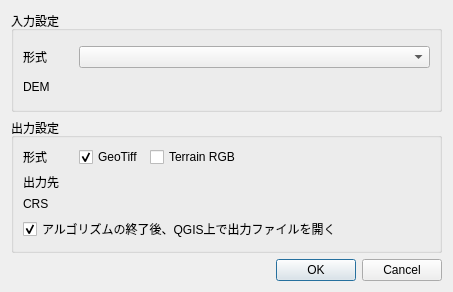
Old version of the form quick_dem_for_jp_dialog_base.ui in the repository MIERUNE/QuickDEM4JP.
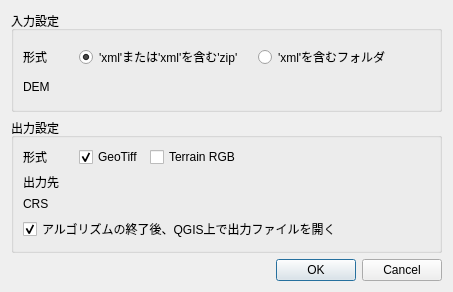
New version of the form. Custom widgets are drawn as their Qt base class.

Commit message: Input type: Combox to Radiobutton

```diff
--- a/quick_dem_for_jp_dialog_base.ui
+++ b/quick_dem_for_jp_dialog_base.ui
@@ -42,13 +42,26 @@
          </widget>
         </item>
         <item>
-         <widget class="QComboBox" name="comboBox_inputType">
-          <property name="sizePolicy">
-           <sizepolicy hsizetype="Preferred" vsizetype="Fixed">
-            <horstretch>0</horstretch>
-            <verstretch>0</verstretch>
-           </sizepolicy>
+         <widget class="QRadioButton" name="radioButton_xmlzipfile">
+          <property name="text">
+           <string>'xml'または'xml'を含む'zip'</string>
           </property>
+          <property name="checked">
+           <bool>true</bool>
+          </property>
+          <attribute name="buttonGroup">
+            <string notr="true">buttonGroup_fileformat</string>
+          </attribute>
+         </widget>
+        </item>
+        <item>
+         <widget class="QRadioButton" name="radioButton_folder">
+          <property name="text">
+           <string>'xml'を含むフォルダ</string>
+          </property>
+          <attribute name="buttonGroup">
+            <string notr="true">buttonGroup_fileformat</string>
+          </attribute>
          </widget>
         </item>
        </layout>
```
The commit also changes 1 other file.
